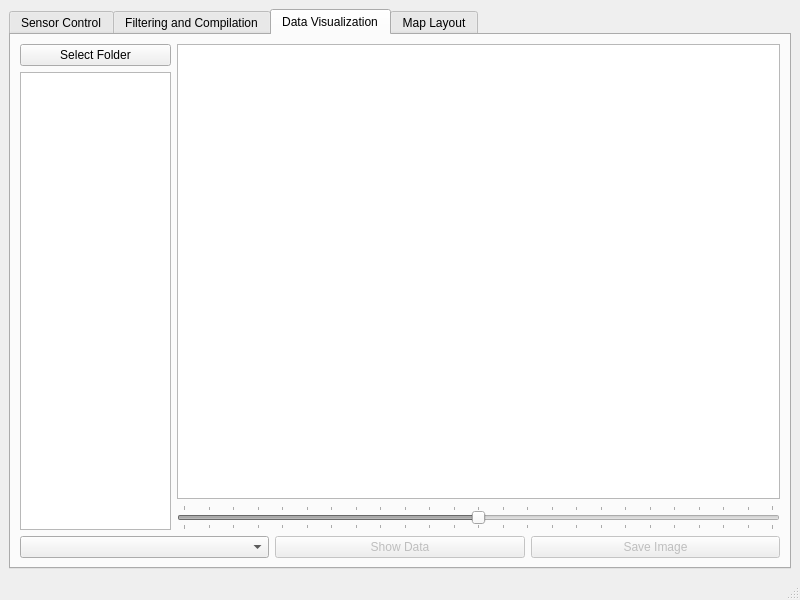
CapstoneFlows/rcds-python, file rcdsWindow.ui: the form before one commit.
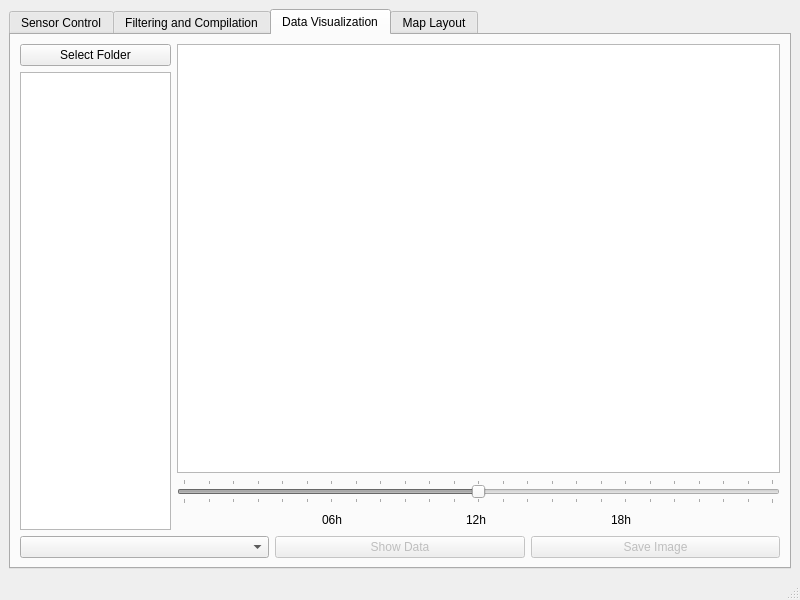
The form after the commit. The open tabs and pages were chosen to show the change. Icons and pictures are not drawn. Custom widgets are drawn as their Qt base class.

Commit message: Added tick labels to slider

```diff
--- a/rcdsWindow.ui
+++ b/rcdsWindow.ui
@@ -563,6 +563,92 @@
                 </property>
                </widget>
               </item>
+              <item>
+               <layout class="QHBoxLayout" name="horizontalLayout_10" stretch="6,1,5,1,5,1,6">
+                <property name="spacing">
+                 <number>0</number>
+                </property>
+                <item>
+                 <spacer name="horizontalSpacer_3">
+                  <property name="orientation">
+                   <enum>Qt::Horizontal</enum>
+                  </property>
+                  <property name="sizeHint" stdset="0">
+                   <size>
+                    <width>40</width>
+                    <height>20</height>
+                   </size>
+                  </property>
+                 </spacer>
+                </item>
+                <item>
+                 <widget class="QLabel" name="label_8">
+                  <property name="text">
+                   <string>06h</string>
+                  </property>
+                  <property name="indent">
+                   <number>-1</number>
+                  </property>
+                 </widget>
+                </item>
+                <item>
+                 <spacer name="horizontalSpacer_4">
+                  <property name="orientation">
+                   <enum>Qt::Horizontal</enum>
+                  </property>
+                  <property name="sizeHint" stdset="0">
+                   <size>
+                    <width>40</width>
+                    <height>20</height>
+                   </size>
+                  </property>
+                 </spacer>
+                </item>
+                <item>
+                 <widget class="QLabel" name="label_9">
+                  <property name="text">
+                   <string>12h</string>
+                  </property>
+                  <property name="indent">
+                   <number>-1</number>
+                  </property>
+                 </widget>
+                </item>
+                <item>
+                 <spacer name="horizontalSpacer_9">
+                  <property name="orientation">
+                   <enum>Qt::Horizontal</enum>
+                  </property>
+                  <property name="sizeHint" stdset="0">
+                   <size>
+                    <width>40</width>
+                    <height>20</height>
+                   </size>
+                  </property>
+                 </spacer>
+                </item>
+                <item>
+                 <widget class="QLabel" name="label_11">
+                  <property name="text">
+                   <string>18h</string>
+                  </property>
+                 </widget>
+                </item>
+                <item>
+                 <spacer name="horizontalSpacer_10">
+                  <property name="orientation">
+                   <enum>Qt::Horizontal</enum>
+                  </property>
+                  <property name="sizeHint" stdset="0">
+                   <size>
+                    <width>40</width>
+                    <height>20</height>
+                   </size>
+                  </property>
+                 </spacer>
+                </item>
+               </layout>
+              </item>
              </layout>
             </item>
            </layout>
```
The commit also changes 1 other file.
